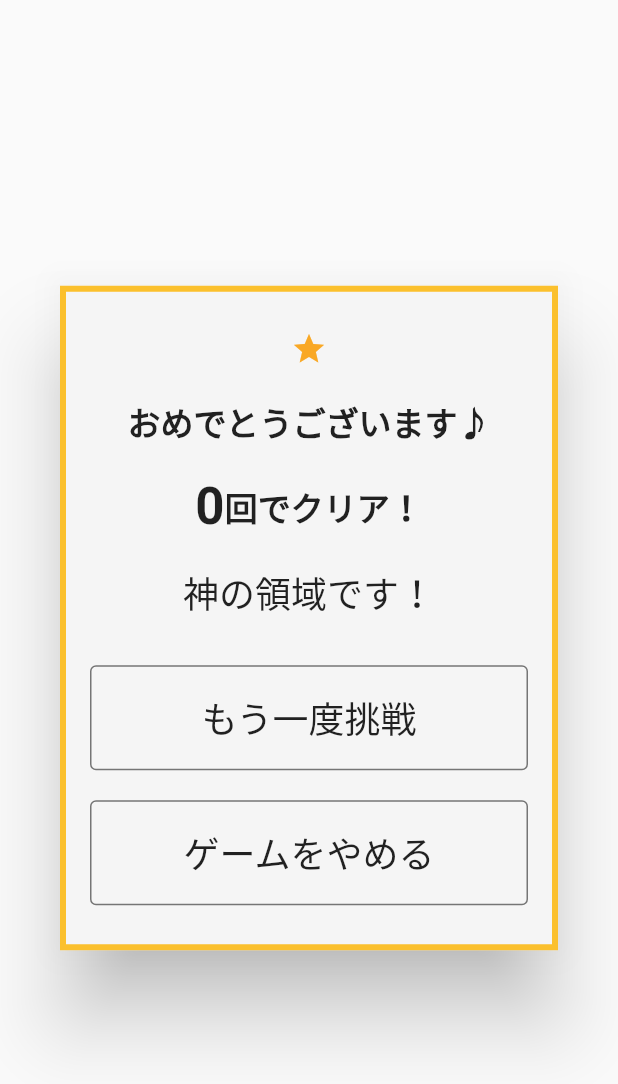
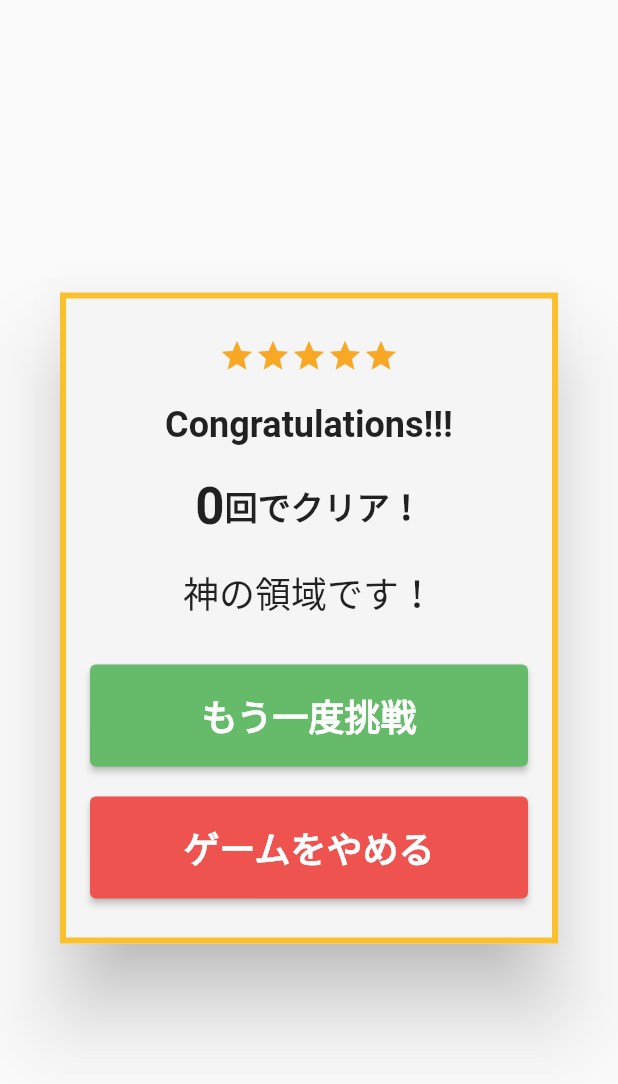
Before and after one commit to myzw1030/soundMatchApp, a Flutter app: the ClearDialog widget shown alone on an empty page, opened directly, on a phone screen of 412 x 824 dp. Shown: the top 1084 px of the screen. Run offline on Flutter 3.47's test engine with Material 2 defaults, Android fonts, the phone set to English and light mode, and no system bars; our stand-ins replace audioplayers, flutter_riverpod, go_router.

Commit message:
クリア画面調整

```diff
--- /dev/null
+++ b/lib/component/clear_button.dart
@@ -0,0 +1,70 @@
+import 'package:flutter/material.dart';
+
+class ClearButton extends StatelessWidget {
+  ClearButton({
+    super.key,
+    required this.color,
+    required this.text,
+    required this.onTap,
+  });
+
+  final Color color;
+  final String text;
+  final Function() onTap;
+
+  // 押した時の状態
+  bool isButtonPressed = false;
+
+  @override
+  Widget build(BuildContext context) {
+    return ElevatedButton(
+      onPressed: onTap,
+      style: ElevatedButton.styleFrom(
+        padding: const EdgeInsets.all(16),
+        backgroundColor: color,
+      ),
+      child: SizedBox(
+        width: double.infinity,
+        child: Text(
+          text,
+          textAlign: TextAlign.center,
+          style: const TextStyle(
+            fontSize: 24,
+            fontWeight: FontWeight.bold,
+            color: Colors.white,
+          ),
+        ),
+      ),
+
+      // child: Container(
+      //   width: double.infinity,
+      //   padding: const EdgeInsets.all(16),
+      //   decoration: BoxDecoration(
+      //     color: color,
+      //     borderRadius: BorderRadius.circular(4),
+      //     border: Border.all(
+      //         color: isButtonPressed
+      //             ? Colors.grey.shade200
+      //             : Colors.grey.shade300),
+      //     boxShadow: isButtonPressed
+      //         ? [
+      //             // 押下時は影なし
+      //           ]
+      //         : [
+      //             BoxShadow(
+      //               color: Colors.grey.shade400,
+      //               offset: const Offset(1, 1),
+      //               blurRadius: 1,
+      //               spreadRadius: 1,
+      //             ),
+      //             const BoxShadow(
+      //               color: Colors.white,
+      //               offset: Offset(-1, -1),
+      //               blurRadius: 1,
+      //               spreadRadius: 1,
+      //             ),
+      //           ],
+      //   ),
+    );
+  }
+}
--- a/lib/component/clear_dialog.dart
+++ b/lib/component/clear_dialog.dart
@@ -1,8 +1,10 @@
 import 'package:flutter/material.dart';
 import 'package:flutter_riverpod/flutter_riverpod.dart';
 import 'package:go_router/go_router.dart';
+import 'package:sound_match_app/component/clear_button.dart';
 import 'package:sound_match_app/component/sound_button.dart';
 import 'package:sound_match_app/models/sound_list.dart';
+import 'package:sound_match_app/page/game_page.dart';
 
 class ClearDialog extends ConsumerStatefulWidget {
   const ClearDialog({super.key});
@@ -13,6 +15,7 @@ class ClearDialog extends ConsumerStatefulWidget {
 
 class _ClearDialogState extends ConsumerState<ClearDialog> {
   late List<Widget> buttonsList;
+
   // クリアまでの回数でテキスト変更
   String clearText = '素晴らしい！';
 
@@ -23,9 +26,36 @@ class _ClearDialogState extends ConsumerState<ClearDialog> {
       return clearText = '素晴らしい！';
     } else if (matchCount >= 17 && matchCount <= 24) {
       return clearText = 'まだまだですね！';
+    } else if (matchCount >= 25 && matchCount <= 32) {
+      return clearText = '頑張ろう！';
     } else {
-      return clearText = '頑張ろう！';
+      return clearText = '。。。笑';
     }
+  }
+
+  // クリアに応じて星の数を変更
+  List<Widget> generateStars(int matchCount) {
+    int starCount;
+
+    if (matchCount <= 8) {
+      starCount = 5;
+    } else if (matchCount >= 9 && matchCount <= 16) {
+      starCount = 4;
+    } else if (matchCount >= 17 && matchCount <= 24) {
+      starCount = 3;
+    } else if (matchCount >= 25 && matchCount <= 32) {
+      starCount = 2;
+    } else {
+      starCount = 1;
+    }
+
+    return List.generate(
+      starCount,
+      (index) => Icon(
+        Icons.star,
+        color: Colors.yellow.shade800,
+      ),
+    );
   }
 
   @override
@@ -44,16 +74,18 @@ class _ClearDialogState extends ConsumerState<ClearDialog> {
           mainAxisSize: MainAxisSize.min,
           mainAxisAlignment: MainAxisAlignment.center,
           children: [
-            Icon(
-              Icons.star,
-              color: Colors.yellow.shade800,
+            Row(
+              mainAxisAlignment: MainAxisAlignment.center,
+              children: [
+                ...generateStars(pressedCount),
+              ],
             ),
             const SizedBox(height: 20),
             const Text(
-              'おめでとうございます♪',
+              'Congratulations!!!',
               textAlign: TextAlign.center,
               style: TextStyle(
-                fontSize: 22,
+                fontSize: 24,
                 fontWeight: FontWeight.bold,
               ),
             ),
@@ -88,64 +120,31 @@ class _ClearDialogState extends ConsumerState<ClearDialog> {
               ),
             ),
             const SizedBox(height: 30),
-            GestureDetector(
-              child: Container(
-                width: double.infinity,
-                padding: const EdgeInsets.all(16),
-                decoration: BoxDecoration(
-                  // color: Colors.grey[300],
-                  borderRadius: BorderRadius.circular(4),
-                  border: Border.all(
-                    color: Colors.grey.shade600,
-                  ),
-                ),
-                child: const Text(
-                  'もう一度挑戦',
-                  textAlign: TextAlign.center,
-                  style: TextStyle(
-                    fontSize: 24,
-                  ),
-                ),
-              ),
+            ClearButton(
+              color: Colors.green.shade400,
+              text: 'もう一度挑戦',
               onTap: () {
                 // 初期表示にリストをシャッフル
-                SoundsLists soundsLists = SoundsLists();
-                List<String> shuffledSounds = soundsLists.shuffleSounds();
-                setState(() {
-                  buttonsList = shuffledSounds.map((soundPath) {
-                    return SoundButton(
-                      soundFilePath: soundPath,
-                    );
-                  }).toList();
-                });
-                ref.watch(countProvider.notifier).state = 0;
-                // 元の画面へ戻る（モーダル閉じる）
-                context.pop();
+                // 状態更新
+                // ref.read(buttonsListProvider.notifier).initializeGame();
+                // ref.read(countProvider.notifier).resetCount();
+                // モーダル閉じる
+                // context.pop();
+                // 元の画面へ戻る
+                // context.go('/gamePage');
+                Navigator.of(context).pushReplacement(
+                  MaterialPageRoute(builder: (context) => const GamePage()),
+                );
               },
             ),
             const SizedBox(height: 20),
-            GestureDetector(
-              child: Container(
-                width: double.infinity,
-                padding: const EdgeInsets.all(16),
-                decoration: BoxDecoration(
-                  // color: Colors.grey[300],
-                  borderRadius: BorderRadius.circular(4),
-                  border: Border.all(
-                    color: Colors.grey.shade600,
-                  ),
-                ),
-                child: const Text(
-                  'ゲームをやめる',
-                  textAlign: TextAlign.center,
-                  style: TextStyle(
-                    fontSize: 24,
-                  ),
-                ),
-              ),
-              // ホーム画面へ
-              onTap: () => context.go('/'),
-            )
+            ClearButton(
+              color: Colors.red.shade400,
+              text: 'ゲームをやめる',
+              onTap: () {
+                context.go('/');
+              },
+            ),
           ],
         ),
       ),
--- a/lib/router.dart
+++ b/lib/router.dart
@@ -4,21 +4,20 @@ import 'package:sound_match_app/main.dart';
 import 'package:sound_match_app/page/game_page.dart';
 
 final router = GoRouter(
-  initialLocation: '/',
+  // initialLocation: '/',
   routes: [
     GoRoute(
       path: '/',
       builder: (BuildContext context, GoRouterState state) {
         return const TopPage();
       },
-      routes: [
-        GoRoute(
-          path: 'gamePage',
-          builder: (BuildContext context, GoRouterState state) {
-            return const GamePage();
-          },
-        ),
-      ],
+      // routes: const [],
+    ),
+    GoRoute(
+      path: '/gamePage',
+      builder: (BuildContext context, GoRouterState state) {
+        return const GamePage();
+      },
     ),
   ],
 );
```
Also changed, not shown: lib/component/sound_button.dart (+12 -37 lines), lib/models/sound_list.dart (+43 -18 lines), lib/page/game_page.dart (+7 -14 lines).
